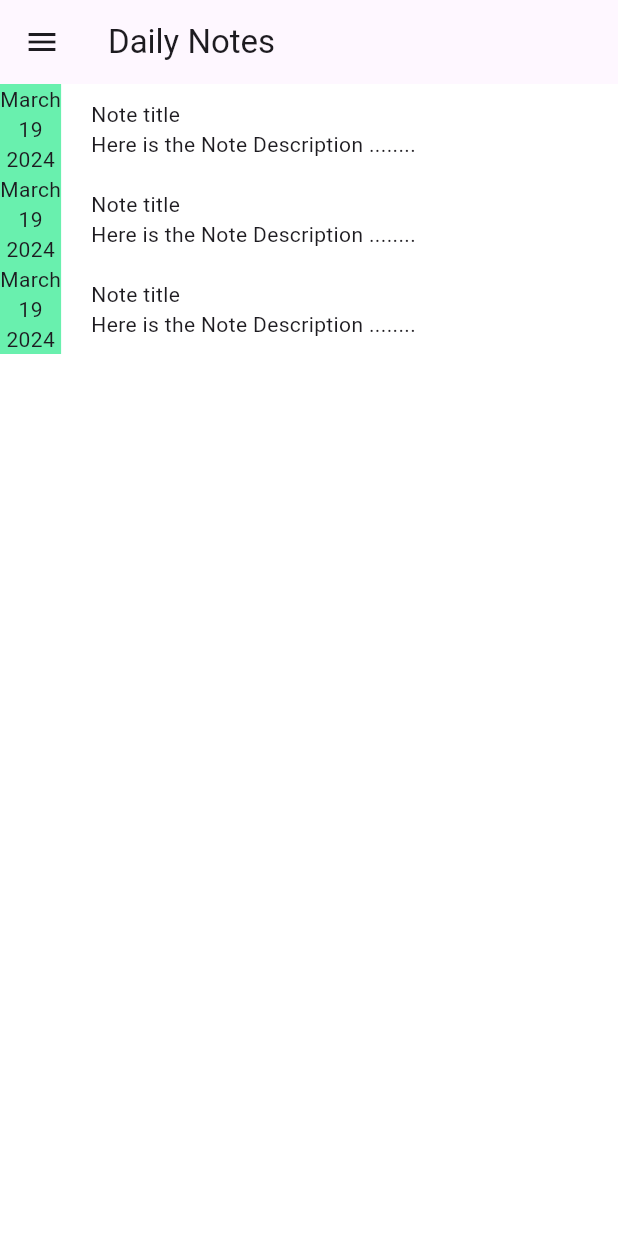
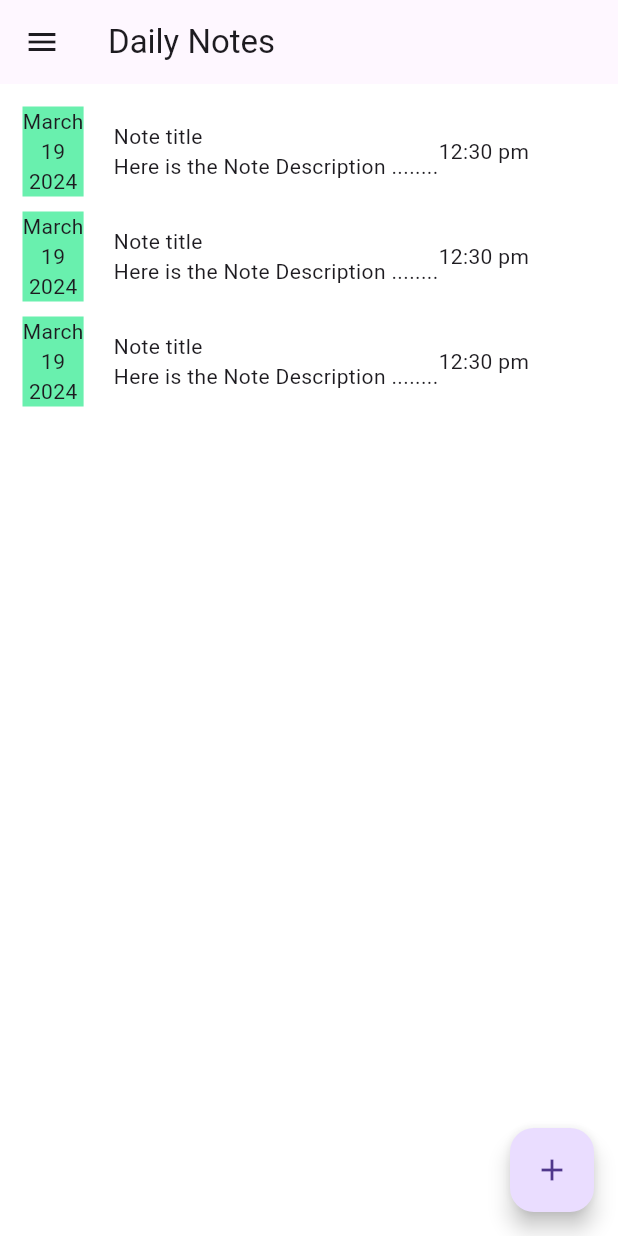
Before and after one commit to mahdi-islam-pranto/Daily-Note-Taker, a Flutter app: the screen it shows after launch, on a phone screen of 412 x 824 dp. Run offline on Flutter 3.47's test engine with Material 3 defaults, Android fonts, the phone set to English and light mode, and no system bars.

Commit message:
creating notes

```diff
--- a/lib/components/note_item.dart
+++ b/lib/components/note_item.dart
@@ -28,11 +28,21 @@ class NoteItem extends StatelessWidget {
           child: const Column(
             crossAxisAlignment: CrossAxisAlignment.start,
             children: [
-              Text("Note title"),
+              Row(
+                children: [
+                  Text("Note title"),
+                ],
+              ),
               Text("Here is the Note Description ........")
             ],
           ),
-        )
+        ),
+
+        //time
+        Container(
+            child: Column(
+                mainAxisAlignment: MainAxisAlignment.end,
+                children: [Text("12:30 pm")]))
       ]),
     );
   }
--- a/lib/pages/homepage.dart
+++ b/lib/pages/homepage.dart
@@ -1,4 +1,5 @@
 import 'package:daily_note/components/note_item.dart';
+import 'package:daily_note/pages/add_note.dart';
 import 'package:flutter/material.dart';
 
 class HomePage extends StatefulWidget {
@@ -23,7 +24,26 @@ class _HomePageState extends State<HomePage> {
       ),
       backgroundColor: Colors.white,
       body: ListView(
-          children: const <Widget>[NoteItem(), NoteItem(), NoteItem()],
+        padding: EdgeInsets.all(15),
+        children: const <Widget>[
+          NoteItem(),
+          SizedBox(height: 10),
+          NoteItem(),
+          SizedBox(height: 10),
+          NoteItem(),
+          SizedBox(height: 10),
+        ],
+      ),
+      floatingActionButton: FloatingActionButton(
+        onPressed: () {
+          Navigator.push(context, MaterialPageRoute(
+            builder: (context) {
+              return AddNote();
+            },
           ));
+        },
+        child: const Icon(Icons.add),
+      ),
+    );
   }
 }
```
Also changed, not shown: lib/pages/add_note.dart (added, +54 -0 lines). Lines whose indentation alone changed are shown as unchanged.
